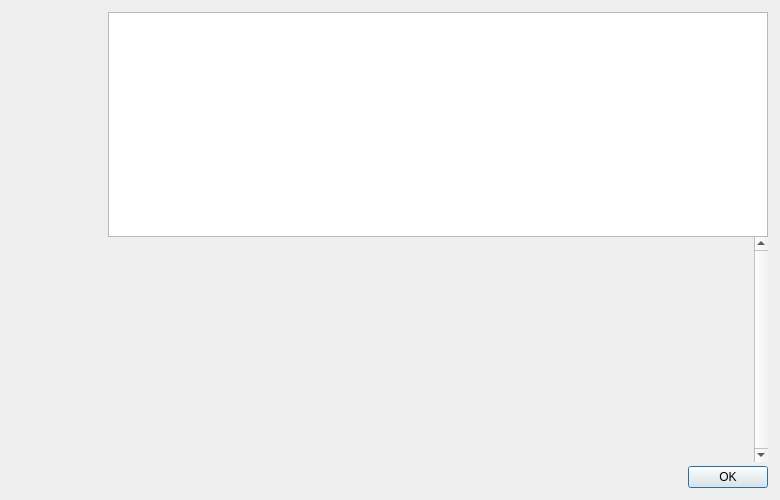
Before: the Qt Designer form src/qt/forms/helpmessagedialog.ui in UlordChain/UlordChain, drawn with Qt 5.
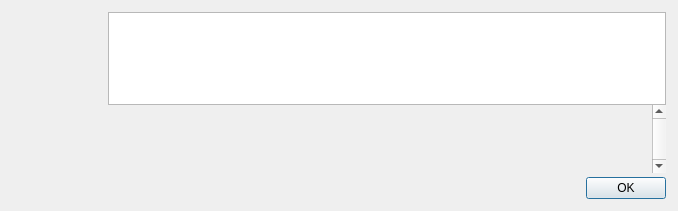
After: the same form once the commit is applied. Icons and pictures are not drawn.

The edit to the form file:
```diff
--- a/src/qt/forms/helpmessagedialog.ui
+++ b/src/qt/forms/helpmessagedialog.ui
@@ -6,14 +6,14 @@
    <rect>
     <x>0</x>
     <y>0</y>
-    <width>780</width>
-    <height>500</height>
+    <width>678</width>
+    <height>211</height>
    </rect>
   </property>
   <property name="maximumSize">
    <size>
     <width>16777215</width>
-    <height>500</height>
+    <height>211</height>
    </size>
   </property>
   <property name="windowTitle">
@@ -57,7 +57,7 @@
        <property name="minimumSize">
         <size>
          <width>96</width>
-         <height>464</height>
+         <height>100</height>
         </size>
        </property>
        <property name="maximumSize">
@@ -113,8 +113,8 @@
          <rect>
           <x>0</x>
           <y>0</y>
-          <width>630</width>
-          <height>201</height>
+          <width>540</width>
+          <height>68</height>
          </rect>
         </property>
         <layout class="QVBoxLayout" name="verticalLayout_2">
```
